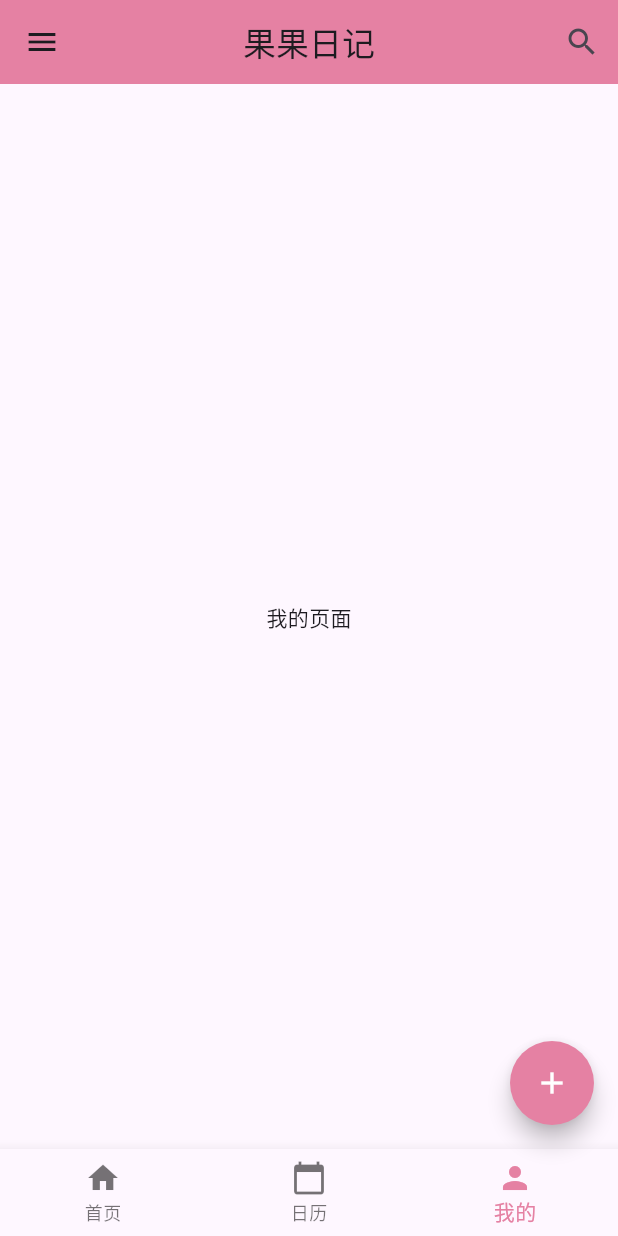
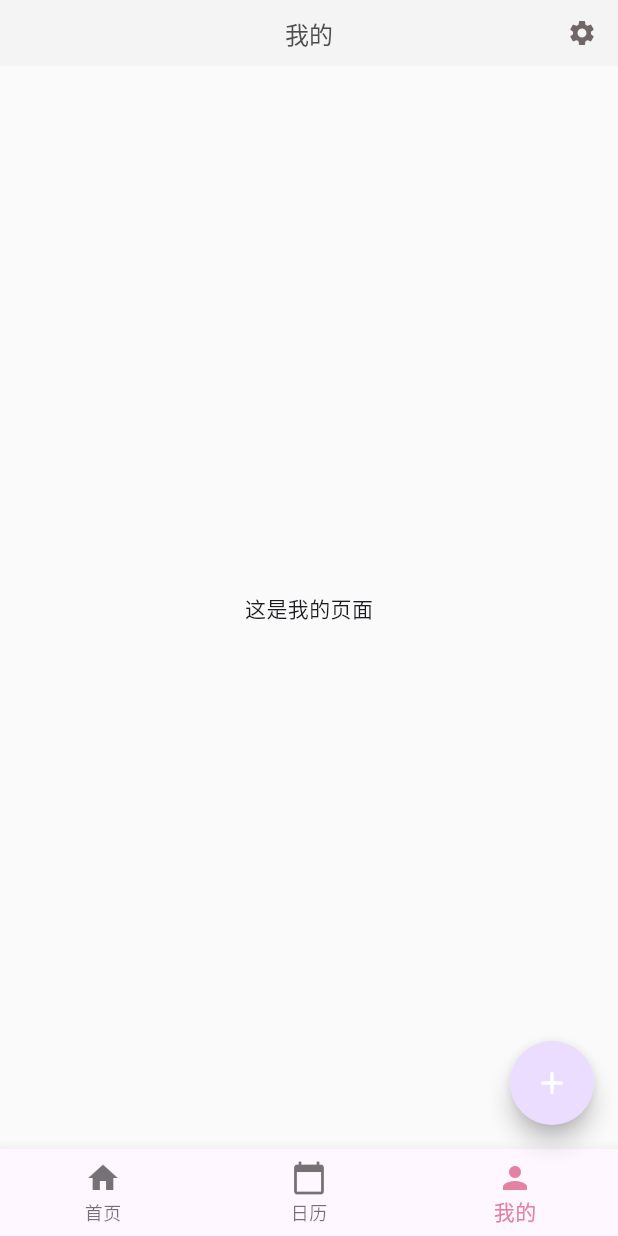
Before and after one commit to kirarin126/kirarin_diary, a Flutter app: the screen it shows after launch, item 3 of the bottom bar chosen, on a phone screen of 412 x 824 dp. Run offline on Flutter 3.47's test engine with Material 3 defaults, Android fonts, the phone set to English and light mode, and no system bars; our stand-ins replace dio, table_calendar; network calls fail.

Commit message:
feature:新增设置页面;

```diff
--- a/lib/main.dart
+++ b/lib/main.dart
@@ -36,7 +36,24 @@ class MyApp extends StatelessWidget {
         // ... 其他支持的语言
       ],
       locale: const Locale('zh', 'CN'), // 设置默认语言为简体中文
-      theme: ThemeData(primarySwatch: Colors.blue),
+      theme: ThemeData(
+        primarySwatch: const MaterialColor(
+          0xFFE581A3,
+          <int, Color>{
+            50: Color(0xFFE581A3),
+            100: Color(0xFFE581A3),
+            200: Color(0xFFE581A3),
+            300: Color(0xFFE581A3),
+            400: Color(0xFFE581A3),
+            500: Color(0xFFE581A3),
+            600: Color(0xFFE581A3),
+            700: Color(0xFFE581A3),
+            800: Color(0xFFE581A3),
+            900: Color(0xFFE581A3),
+          },
+        ), // 设置主题颜色
+        scaffoldBackgroundColor: const Color(0xFFFAFAFA), // 设置全局背景色为白色
+      ),
       home: const HomePage(),
     );
   }
--- a/lib/pages/home_page.dart
+++ b/lib/pages/home_page.dart
@@ -1,6 +1,6 @@
 import 'package:flutter/material.dart';
 import 'package:first/pages/home_calendar.dart';
-import 'package:first/pages/myPage.dart';
+import 'package:first/pages/my_page.dart';
 import 'package:first/pages/home_content.dart';
 
 class HomePage extends StatefulWidget {
@@ -23,14 +23,7 @@ class _HomePageState extends State<HomePage>  with AutomaticKeepAliveClientMixin
     return DefaultTabController(
       length: 3,
       child: Scaffold(
-        appBar: AppBar(
-          title: const Text('果果日记'),
-          centerTitle: true,
-          backgroundColor: const Color(0xFFE581A3),
-          actions: [
-            IconButton(icon: const Icon(Icons.search), onPressed: () {}),
-          ],
-        ),
+
         drawer: Drawer(
           child: ListView(
             padding: EdgeInsets.all(0),
@@ -99,7 +92,7 @@ class _HomePageState extends State<HomePage>  with AutomaticKeepAliveClientMixin
           onPressed: () async {
             await _homeContentKey.currentState?.getData();
           },
-          backgroundColor: const Color(0xFFE581A3),
+          // backgroundColor: const Color(0xFFE581A3),
           shape: RoundedRectangleBorder(
             borderRadius: BorderRadius.circular(30),
           ),
--- a/lib/pages/myPage.dart
+++ /dev/null
@@ -1,17 +0,0 @@
-import 'package:flutter/material.dart';
-
-class MyPage extends StatefulWidget {
-  const MyPage({super.key});
-
-  @override
-  State<MyPage> createState() => _MyPageState();
-}
-
-class _MyPageState extends State<MyPage> {
-  @override
-  Widget build(BuildContext context) {
-    return Center(
-      child: Text('我的页面'),
-    );
-  }
-}
--- /dev/null
+++ b/lib/pages/my_page.dart
@@ -0,0 +1,43 @@
+import 'package:flutter/material.dart';
+import 'package:first/pages/system/setting.dart';
+
+
+
+class MyPage extends StatefulWidget {
+  const MyPage({super.key});
+
+  @override
+  State<MyPage> createState() => _MyPageState();
+}
+
+class _MyPageState extends State<MyPage> {
+  @override
+  Widget build(BuildContext context) {
+    return Scaffold(
+      appBar: AppBar(
+        title: const Text('我的'),
+        titleTextStyle: TextStyle(
+          fontSize: 16,
+          color: const Color.fromARGB(255, 78, 76, 76),
+        ),
+        toolbarHeight: 44,
+        centerTitle: true,
+        backgroundColor: const Color(0xFFF4F4F4),
+        actions: [
+          IconButton(
+            icon: const Icon(Icons.settings),
+            iconSize: 20.0,
+            color: const Color.fromARGB(255, 114, 103, 103),
+            onPressed: () {
+              Navigator.push(
+                context,
+                MaterialPageRoute(builder: (context) => const SettingPage()),
+              );
+            },
+          ),
+        ],
+      ),
+      body: const Center(child: Text('这是我的页面')),
+    );
+  }
+}
```
Also changed, not shown: lib/pages/system/setting.dart (added, +82 -0 lines).
